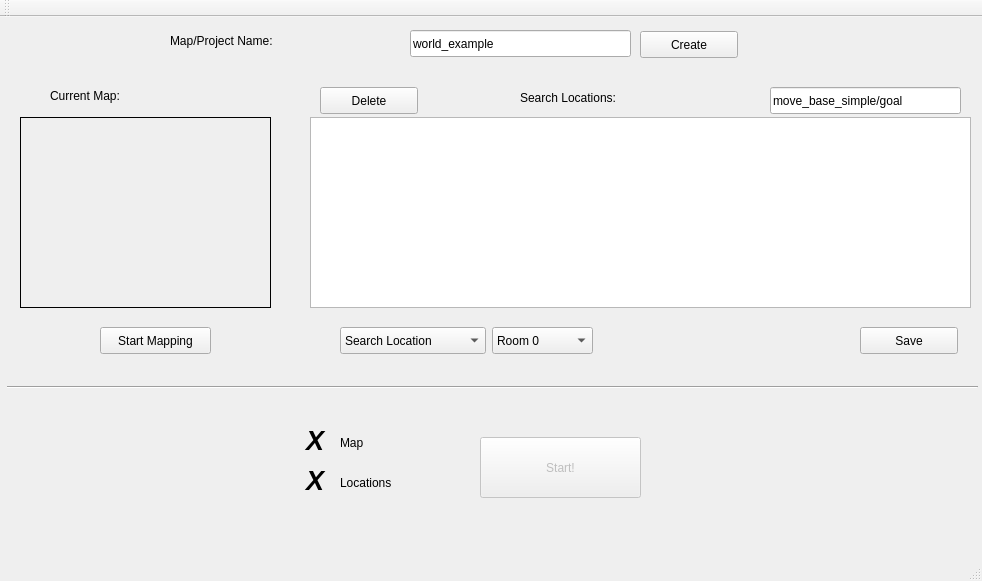
First picture: the form in shakey_quickstart/src/mainwindow.ui, repository speckdavid/shakey2016, before the edit.
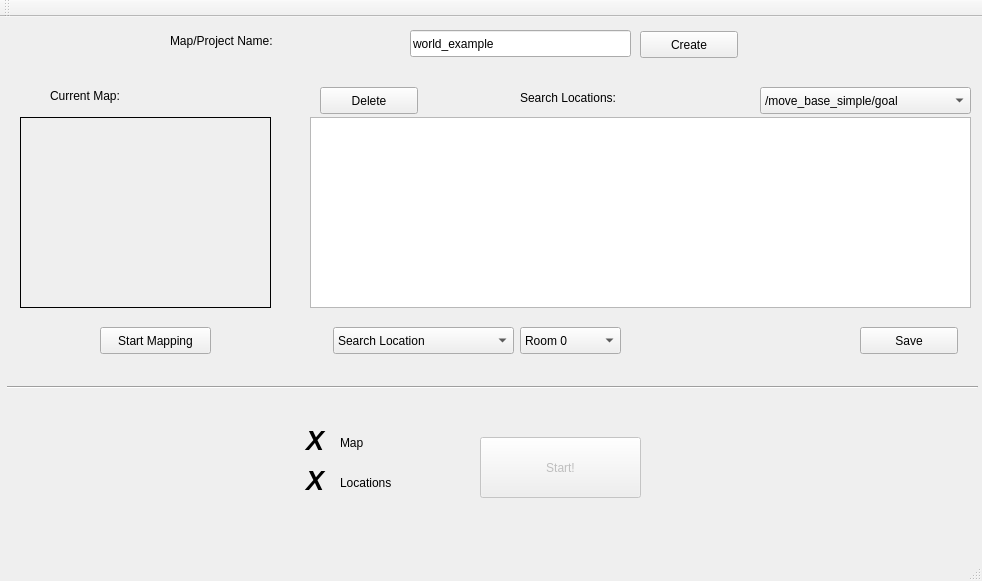
Second picture: the form after the edit.

Commit message: added functionality: topic change and object goal location and config folder+file creation

```diff
--- a/shakey_quickstart/src/mainwindow.ui
+++ b/shakey_quickstart/src/mainwindow.ui
@@ -151,9 +151,9 @@
    <widget class="QComboBox" name="comboBox_LocType">
     <property name="geometry">
      <rect>
-      <x>340</x>
+      <x>333</x>
       <y>310</y>
-      <width>146</width>
+      <width>181</width>
       <height>27</height>
      </rect>
     </property>
@@ -171,7 +171,7 @@
    <widget class="QComboBox" name="comboBox_Room">
     <property name="geometry">
      <rect>
-      <x>492</x>
+      <x>520</x>
       <y>310</y>
       <width>101</width>
       <height>27</height>
@@ -228,19 +228,6 @@
      </property>
     </item>
    </widget>
-   <widget class="QLineEdit" name="lineEdit_Topic">
-    <property name="geometry">
-     <rect>
-      <x>770</x>
-      <y>70</y>
-      <width>191</width>
-      <height>27</height>
-     </rect>
-    </property>
-    <property name="text">
-     <string>move_base_simple/goal</string>
-    </property>
-   </widget>
    <widget class="Line" name="line">
     <property name="geometry">
      <rect>
@@ -393,6 +380,21 @@
      <bool>true</bool>
     </property>
    </widget>
+   <widget class="QComboBox" name="comboBox_Topic">
+    <property name="geometry">
+     <rect>
+      <x>760</x>
+      <y>70</y>
+      <width>211</width>
+      <height>27</height>
+     </rect>
+    </property>
+    <item>
+     <property name="text">
+      <string>/move_base_simple/goal</string>
+     </property>
+    </item>
+   </widget>
   </widget>
   <widget class="QMenuBar" name="menuBar">
    <property name="geometry">
```
Left out of the diff: 7 changed lines with no effect on the pictures. The commit also changes 7 other files.
